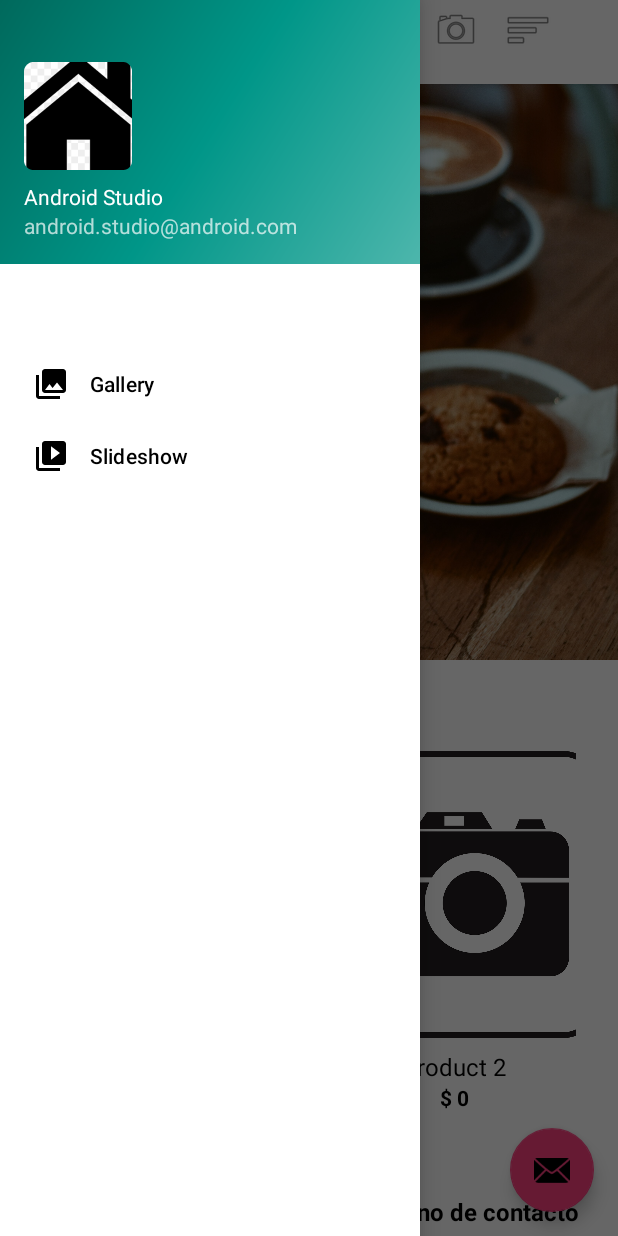
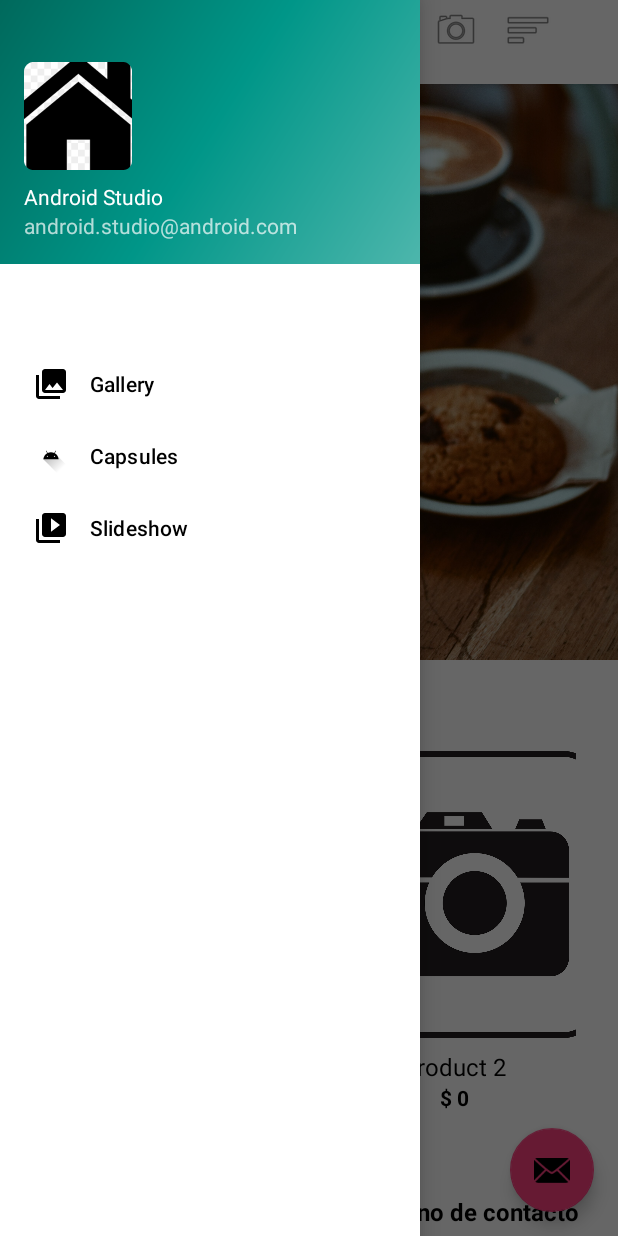
Before and after one commit to Faebb/CoffeeExpressAndroid, an Android app: the screen it shows after launch (MainActivity), with the side drawer open, on a phone screen of 412 x 824 dp. Run offline under Robolectric (Android 15) with nearby library versions, the phone set to English and light mode, and no system bars; our stand-ins replace navigation-ui.

Commit message:
feat: agregar capsulas a menu lateral

```diff
--- a/app/src/main/java/com/example/coffeeexpressandroid/MainActivity.java
+++ b/app/src/main/java/com/example/coffeeexpressandroid/MainActivity.java
@@ -40,7 +40,7 @@ public class MainActivity extends AppCompatActivity {
         DrawerLayout drawer = binding.drawerLayout;
         NavigationView navigationView = binding.navView;
         mAppBarConfiguration = new AppBarConfiguration.Builder(
-                R.id.nav_home, R.id.nav_gallery, R.id.nav_slideshow)
+                R.id.nav_home, R.id.nav_gallery, R.id.nav_slideshow, R.id.nav_capsule)
                 .setOpenableLayout(drawer)
                 .build();
         NavController navController = Navigation.findNavController(this, R.id.nav_host_fragment_content_main);
--- a/app/src/main/res/layout/capsules.xml
+++ b/app/src/main/res/layout/fragment_capsule.xml
@@ -1,10 +1,12 @@
 <?xml version="1.0" encoding="utf-8"?>
-<androidx.constraintlayout.widget.ConstraintLayout xmlns:android="http://schemas.android.com/apk/res/android"
+<androidx.constraintlayout.widget.ConstraintLayout
+    xmlns:android="http://schemas.android.com/apk/res/android"
     xmlns:app="http://schemas.android.com/apk/res-auto"
     xmlns:tools="http://schemas.android.com/tools"
     android:layout_width="match_parent"
     android:layout_height="match_parent"
-    android:background="#DEE9F0A2">
+    android:background="#DEE9F0A2"
+    tools:context=".ui.capsule.CapsuleFragment">
 
     <TextView
         android:id="@+id/textView7"
--- a/app/src/main/res/menu/activity_main_drawer.xml
+++ b/app/src/main/res/menu/activity_main_drawer.xml
@@ -13,6 +13,10 @@
             android:icon="@drawable/ic_menu_gallery"
             android:title="@string/menu_gallery" />
         <item
+            android:id="@+id/nav_capsule"
+            android:icon="@drawable/ic_launcher_foreground"
+            android:title="@string/menu_capsule" />
+        <item
             android:id="@+id/nav_slideshow"
             android:icon="@drawable/ic_menu_slideshow"
             android:title="@string/menu_slideshow" />
--- a/app/src/main/res/navigation/mobile_navigation.xml
+++ b/app/src/main/res/navigation/mobile_navigation.xml
@@ -18,6 +18,12 @@
         tools:layout="@layout/fragment_gallery" />
 
     <fragment
+        android:id="@+id/nav_capsule"
+        android:name="com.example.coffeeexpressandroid.ui.capsule.CapsuleFragment"
+        android:label="@string/menu_capsule"
+        tools:layout="@layout/fragment_capsule"/>
+
+    <fragment
         android:id="@+id/nav_slideshow"
         android:name="com.example.coffeeexpressandroid.ui.slideshow.SlideshowFragment"
         android:label="@string/menu_slideshow"
--- a/app/src/main/res/values/strings.xml
+++ b/app/src/main/res/values/strings.xml
@@ -10,4 +10,5 @@
     <string name="menu_home">Home</string>
     <string name="menu_gallery">Gallery</string>
     <string name="menu_slideshow">Slideshow</string>
+    <string name="menu_capsule">Capsules</string>
 </resources>
```
Also changed, not shown: app/src/main/java/com/example/coffeeexpressandroid/ui/capsule/CapsuleFragment.java (added, +35 -0 lines), app/src/main/java/com/example/coffeeexpressandroid/ui/capsule/CapsuleViewModel.java (added, +18 -0 lines).
